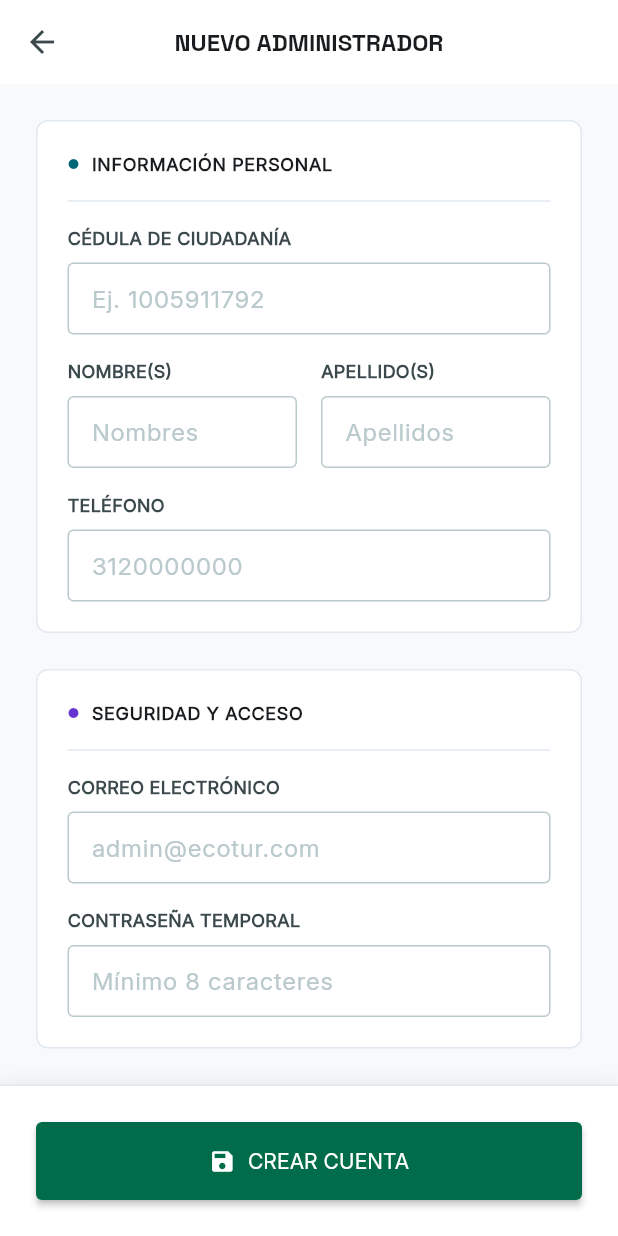
After one commit to Prado500/ecotur-asoprado-fe, a Flutter app: the AdminUserFormScreen screen opened directly, on a phone screen of 412 x 824 dp. The commit adds this screen. Run offline on Flutter 3.47's test engine with Material 3 defaults, Android fonts, the phone set to English and light mode, and no system bars; our stand-ins replace flutter_dotenv, shared_preferences; accounts and stored records are empty; network calls fail.

Commit message:
refactor(domain): rename TouristService to UserService to align with DDD and clear namespace collision
Motivation:
During integration, an architectural code smell was identified: the network service handling User entities was semantically misnamed as `TouristService`, violating the Single Responsibility Principle (SRP) conceptually. Furthermore, this caused a strict namespace collision with the `TouristService` data model (representing tourist packages), forcing the usage of Dart import aliases ('as user_api').

Architectural Execution & Call Flow:
- Domain Services (`lib/services/user_service.dart`): Physically renamed the file and the class to `UserService` aligning with Domain-Driven Design (DDD) principles where services map to their corresponding Aggregate Roots (Users), regardless of the actor's role.
- Dependency Injection: Swept across all presentation ViewModels and Dumb Views (`AdminKanban`, `Profile`, `Register`, `AdminUserForm`) to replace the legacy class name, safely removing the 'as' import aliases and drastically improving codebase readability.

```diff
--- /dev/null
+++ b/lib/screens/admin_user_form_screen.dart
@@ -0,0 +1,156 @@
+import 'package:flutter/material.dart';
+import '../services/user_service.dart';
+import '../models/user_model.dart';
+import '../view_models/admin_user_form_viewmodel.dart';
+import '../widgets/admin/admin_section_card.dart';
+import '../widgets/admin/admin_form_field.dart';
+import '../utils/ui_helpers.dart';
+
+/// Dumb View acting as the administrative terminal for User Management.
+///
+/// Subscribes strictly to [AdminUserFormViewModel] and adjusts rendering nodes
+/// contextually based on the active bimodal state.
+class AdminUserFormScreen extends StatefulWidget {
+  final UserService? touristService;
+  final UserModel? userToEdit;
+
+  const AdminUserFormScreen({super.key, this.touristService, this.userToEdit});
+
+  @override
+  State<AdminUserFormScreen> createState() => _AdminUserFormScreenState();
+}
+
+class _AdminUserFormScreenState extends State<AdminUserFormScreen> {
+  final _formKey = GlobalKey<FormState>();
+  late final AdminUserFormViewModel _viewModel;
+
+  @override
+  void initState() {
+    super.initState();
+    _viewModel = AdminUserFormViewModel(
+      widget.touristService ?? UserService(),
+      userToEdit: widget.userToEdit,
+    );
+    _viewModel.addListener(_onViewModelChange);
+  }
+
+  void _onViewModelChange() {
+    if (_viewModel.errorMessage != null) {
+      UIHelpers.showSnackBar(context, _viewModel.errorMessage!, isError: true);
+      _viewModel.clearError();
+    }
+
+    if (_viewModel.isSuccess) {
+      final msg = _viewModel.isEditMode ? 'Usuario actualizado exitosamente' : 'Administrador creado exitosamente';
+      UIHelpers.showSnackBar(context, msg, isError: false);
+      if (mounted) Navigator.pop(context, true);
+    }
+  }
+
+  @override
+  void dispose() {
+    _viewModel.removeListener(_onViewModelChange);
+    _viewModel.dispose();
+    super.dispose();
+  }
+
+  void _handleSubmit() {
+    if (!_formKey.currentState!.validate()) return;
+    _viewModel.isEditMode ? _viewModel.updateUser() : _viewModel.saveUser();
+  }
+
+  @override
+  Widget build(BuildContext context) {
+    return Scaffold(
+      backgroundColor: const Color(0xFFF7F9FB),
+      appBar: AppBar(
+        backgroundColor: Colors.white,
+        elevation: 0,
+        leading: IconButton(icon: const Icon(Icons.arrow_back, color: Color(0xFF3B494C)), onPressed: () => Navigator.pop(context)),
+        title: Text(_viewModel.isEditMode ? 'EDITAR PERFIL' : 'NUEVO ADMINISTRADOR', style: const TextStyle(fontFamily: 'Space Grotesk', fontSize: 16, fontWeight: FontWeight.bold, color: Color(0xFF191C1E))),
+        centerTitle: true,
+      ),
+      body: SingleChildScrollView(
+        padding: const EdgeInsets.all(24.0),
+        child: Form(
+          key: _formKey,
+          child: Column(
+            children: [
+              AdminSectionCard(
+                title: 'INFORMACIÓN PERSONAL',
+                dotColor: const Color(0xFF006875),
+                content: Column(
+                  crossAxisAlignment: CrossAxisAlignment.start,
+                  children: [
+                    if (!_viewModel.isEditMode) ...[
+                      AdminFormField(
+                        label: 'CÉDULA DE CIUDADANÍA',
+                        hint: 'Ej. 1005911792',
+                        controller: _viewModel.cedulaController,
+                        isNumeric: true,
+                      ),
+                      const SizedBox(height: 16),
+                    ],
+                    Row(
+                      children: [
+                        Expanded(child: AdminFormField(label: 'NOMBRE(S)', hint: 'Nombres', controller: _viewModel.firstNameController)),
+                        const SizedBox(width: 16),
+                        Expanded(child: AdminFormField(label: 'APELLIDO(S)', hint: 'Apellidos', controller: _viewModel.lastNameController)),
+                      ],
+                    ),
+                    const SizedBox(height: 16),
+                    AdminFormField(
+                      label: 'TELÉFONO',
+                      hint: '3120000000',
+                      controller: _viewModel.phoneController,
+                      isNumeric: true,
+                    ),
+                  ],
+                ),
+              ),
+              const SizedBox(height: 24),
+              AdminSectionCard(
+                title: 'SEGURIDAD Y ACCESO',
+                dotColor: const Color(0xFF6834D1),
+                content: Column(
+                  children: [
+                    AdminFormField(
+                      label: 'CORREO ELECTRÓNICO',
+                      hint: 'admin@ecotur.com',
+                      controller: _viewModel.emailController,
+                    ),
+                    if (!_viewModel.isEditMode) ...[
+                      const SizedBox(height: 16),
+                      AdminFormField(
+                        label: 'CONTRASEÑA TEMPORAL',
+                        hint: 'Mínimo 8 caracteres',
+                        controller: _viewModel.passwordController,
+                      ),
+                    ]
+                  ],
+                ),
+              ),
+            ],
+          ),
+        ),
+      ),
+      bottomNavigationBar: Container(
+        padding: const EdgeInsets.all(24),
+        decoration: BoxDecoration(color: Colors.white, border: const Border(top: BorderSide(color: Color(0xFFE2E8F0))), boxShadow: [BoxShadow(color: Colors.black.withValues(alpha: 0.05), blurRadius: 10, offset: const Offset(0, -4))]),
+        child: SafeArea(
+          child: ListenableBuilder(
+              listenable: _viewModel,
+              builder: (context, child) {
+                return ElevatedButton.icon(
+                  onPressed: _viewModel.isLoading ? null : _handleSubmit,
+                  icon: _viewModel.isLoading ? const SizedBox(width: 20, height: 20, child: CircularProgressIndicator(color: Colors.white)) : const Icon(Icons.save, color: Colors.white, size: 18),
+                  label: Text(_viewModel.isEditMode ? 'ACTUALIZAR DATOS' : 'CREAR CUENTA', style: const TextStyle(color: Colors.white)),
+                  style: ElevatedButton.styleFrom(backgroundColor: const Color(0xFF006C49), padding: const EdgeInsets.symmetric(vertical: 16)),
+                );
+              }
+          ),
+        ),
+      ),
+    );
+  }
+}
--- a/lib/services/tourist_service.dart
+++ b/lib/services/user_service.dart
@@ -6,7 +6,7 @@ import '../models/user_model.dart';
 ///
 /// It acts as the networking intermediary between the ViewModels and the [ApiClient],
 /// strictly mapping DTOs and handling raw HTTP responses.
-class TouristService {
+class UserService {
   final ApiClient _apiClient = ApiClient();
 
   /// Registers a new tourist by dispatching the payload to the backend.
--- a/lib/view_models/admin_user_form_viewmodel.dart
+++ b/lib/view_models/admin_user_form_viewmodel.dart
@@ -1,5 +1,5 @@
 import 'package:flutter/material.dart';
-import '../services/tourist_service.dart';
+import '../services/user_service.dart';
 import '../models/user_model.dart';
 
 /// ViewModel orchestrating the Bimodal User Edition form presentation state.
@@ -8,7 +8,7 @@ import '../models/user_model.dart';
 /// (Create vs. Update) to satisfy strict Pydantic DTO boundaries and guarantee
 /// zero technical debt regarding administrative provisioning.
 class AdminUserFormViewModel extends ChangeNotifier {
-  final TouristService _touristService;
+  final UserService _touristService;
   final UserModel? userToEdit;
 
   final TextEditingController cedulaController = TextEditingController();
--- a/lib/view_models/profile_viewmodel.dart
+++ b/lib/view_models/profile_viewmodel.dart
@@ -1,18 +1,18 @@
 import 'package:flutter/material.dart';
 import '../services/session_service.dart';
-import '../services/tourist_service.dart';
+import '../services/user_service.dart';
 
 /// ViewModel orchestrating the Profile screen presentation state.
 /// It consumes [TouristService] for future data fetching and [SessionService] for session management.
 class ProfileViewModel extends ChangeNotifier {
   final SessionService _sessionService;
-  final TouristService _touristService;
+  final UserService _userService;
 
   bool _isLoading = false;
   String? _errorMessage;
 
   /// Injects both the Stateful Session Service and the Stateless Tourist Service.
-  ProfileViewModel(this._sessionService, this._touristService);
+  ProfileViewModel(this._sessionService, this._userService);
 
   bool get isLoading => _isLoading;
   String? get errorMessage => _errorMessage;
```
Also changed, not shown: lib/screens/admin_dashboard_screen.dart (+4 -4 lines), lib/screens/admin_kanban_screen.dart (+154 -45 lines), lib/screens/profile_screen.dart (+4 -4 lines), lib/screens/register_screen.dart (+4 -4 lines), lib/view_models/admin_dashboard_viewmodel.dart (+4 -4 lines), lib/view_models/admin_kanban_viewmodel.dart (+64 -39 lines), lib/view_models/register_viewmodel.dart (+4 -4 lines), 2 other files.
